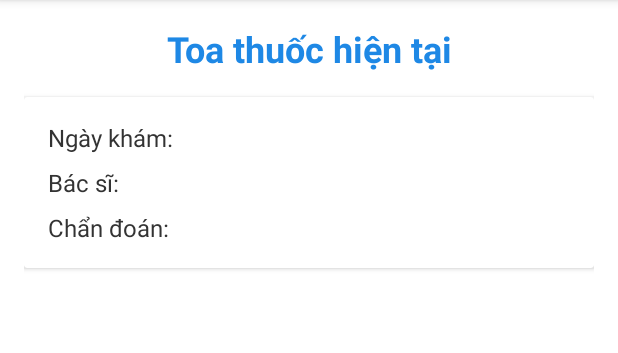
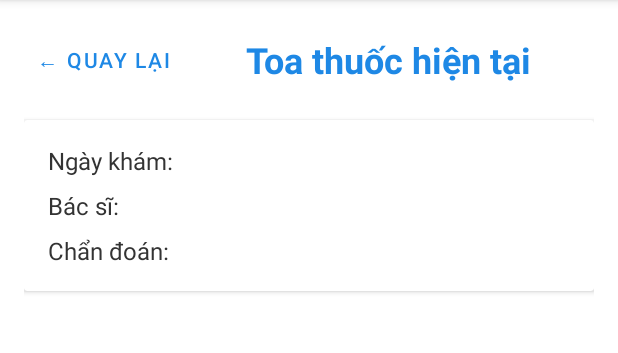
Before and after one commit to khangprodepzai123/BigProject_Frontend, an Android app: the ToaThuocHienTaiActivity screen opened directly, with no data from a screen before it, on a phone screen of 412 x 824 dp, the part 84-437 px from its top. Run offline under Robolectric (Android 15) with nearby library versions, the phone set to English and light mode, and no system bars; 1 statement that could not run was skipped.

Commit message:
sua chuc nang xem toa thuoc hien tai va nut return

```diff
--- a/app/src/main/java/com/example/a65131433_bigproject/ui/BenhAnActivity.java
+++ b/app/src/main/java/com/example/a65131433_bigproject/ui/BenhAnActivity.java
@@ -46,6 +46,12 @@ public class BenhAnActivity extends AppCompatActivity {
         recyclerView.setLayoutManager(new LinearLayoutManager(this));
         adapter = new BenhAnAdapter(new ArrayList<>());
         recyclerView.setAdapter(adapter);
+
+        // Nút quay lại
+        android.widget.Button btnQuayLai = findViewById(R.id.btnQuayLai);
+        if (btnQuayLai != null) {
+            btnQuayLai.setOnClickListener(v -> finish());
+        }
     }
 
     private void initViewModel() {
--- a/app/src/main/java/com/example/a65131433_bigproject/ui/HoaDonActivity.java
+++ b/app/src/main/java/com/example/a65131433_bigproject/ui/HoaDonActivity.java
@@ -46,6 +46,12 @@ public class HoaDonActivity extends AppCompatActivity {
         recyclerView.setLayoutManager(new LinearLayoutManager(this));
         adapter = new HoaDonAdapter(new ArrayList<>());
         recyclerView.setAdapter(adapter);
+
+        // Nút quay lại
+        android.widget.Button btnQuayLai = findViewById(R.id.btnQuayLai);
+        if (btnQuayLai != null) {
+            btnQuayLai.setOnClickListener(v -> finish());
+        }
     }
 
     private void initViewModel() {
--- a/app/src/main/java/com/example/a65131433_bigproject/ui/RegisterKhamActivity.java
+++ b/app/src/main/java/com/example/a65131433_bigproject/ui/RegisterKhamActivity.java
@@ -93,6 +93,12 @@ public class RegisterKhamActivity extends AppCompatActivity {
                 registerKham();
             }
         });
+
+        // Nút quay lại
+        Button btnQuayLai = findViewById(R.id.btnQuayLai);
+        if (btnQuayLai != null) {
+            btnQuayLai.setOnClickListener(v -> finish());
+        }
     }
 
     private void showDatePickerDialog(boolean isNgaySinh) {
--- a/app/src/main/res/layout/activity_toa_thuoc_hien_tai.xml
+++ b/app/src/main/res/layout/activity_toa_thuoc_hien_tai.xml
@@ -6,15 +6,34 @@
     android:background="@color/white"
     android:padding="16dp">
 
-    <TextView
+    <!-- Header với nút quay lại -->
+    <LinearLayout
         android:layout_width="match_parent"
         android:layout_height="wrap_content"
-        android:text="Toa thuốc hiện tại"
-        android:textSize="24sp"
-        android:textStyle="bold"
-        android:textColor="#1e88e5"
-        android:textAlignment="center"
-        android:layout_marginBottom="16dp" />
+        android:orientation="horizontal"
+        android:gravity="center_vertical"
+        android:layout_marginBottom="16dp">
+
+        <Button
+            android:id="@+id/btnQuayLai"
+            android:layout_width="wrap_content"
+            android:layout_height="wrap_content"
+            android:text="← Quay lại"
+            android:textSize="14sp"
+            android:background="?attr/selectableItemBackground"
+            android:textColor="#1e88e5"
+            android:padding="8dp" />
+
+        <TextView
+            android:layout_width="0dp"
+            android:layout_height="wrap_content"
+            android:layout_weight="1"
+            android:text="Toa thuốc hiện tại"
+            android:textSize="24sp"
+            android:textStyle="bold"
+            android:textColor="#1e88e5"
+            android:textAlignment="center" />
+    </LinearLayout>
 
     <!-- Thông tin khám bệnh -->
     <androidx.cardview.widget.CardView
```
Also changed, not shown: app/src/main/java/com/example/a65131433_bigproject/repository/BenhAnRepository.java (+23 -2 lines), app/src/main/java/com/example/a65131433_bigproject/ui/ToaThuocHienTaiActivity.java (+27 -2 lines), app/src/main/java/com/example/a65131433_bigproject/viewmodel/ToaThuocHienTaiViewModel.java (+7 -1 lines), app/src/main/res/layout/activity_benh_an.xml (+26 -7 lines), app/src/main/res/layout/activity_hoa_don.xml (+26 -7 lines), app/src/main/res/layout/activity_register_kham.xml (+26 -7 lines), 1 other file.
